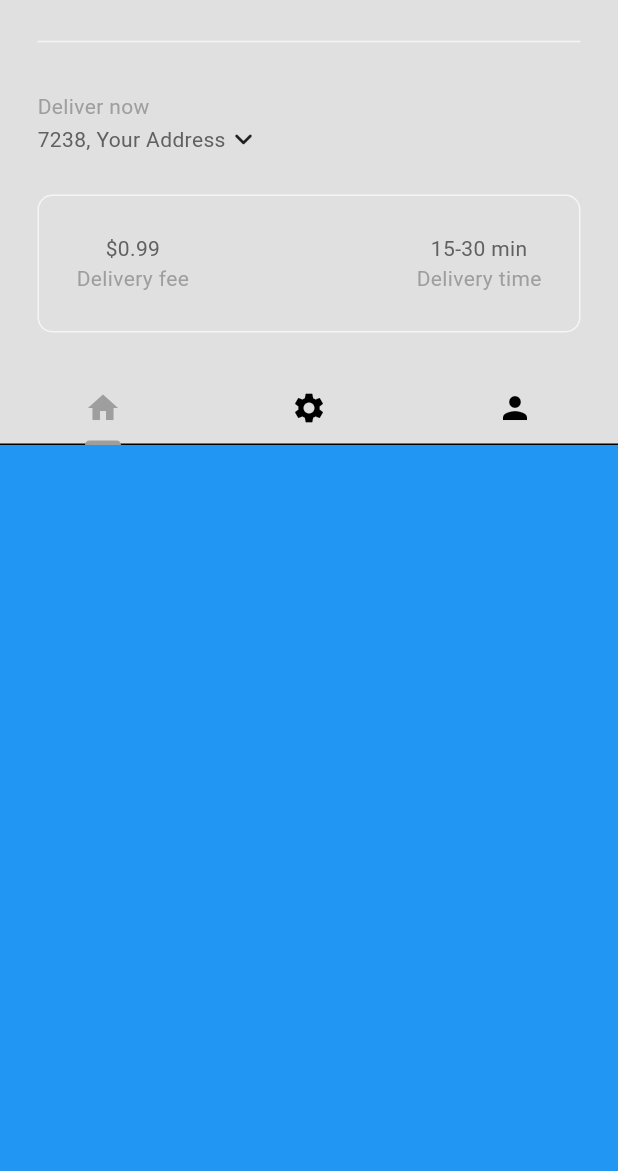
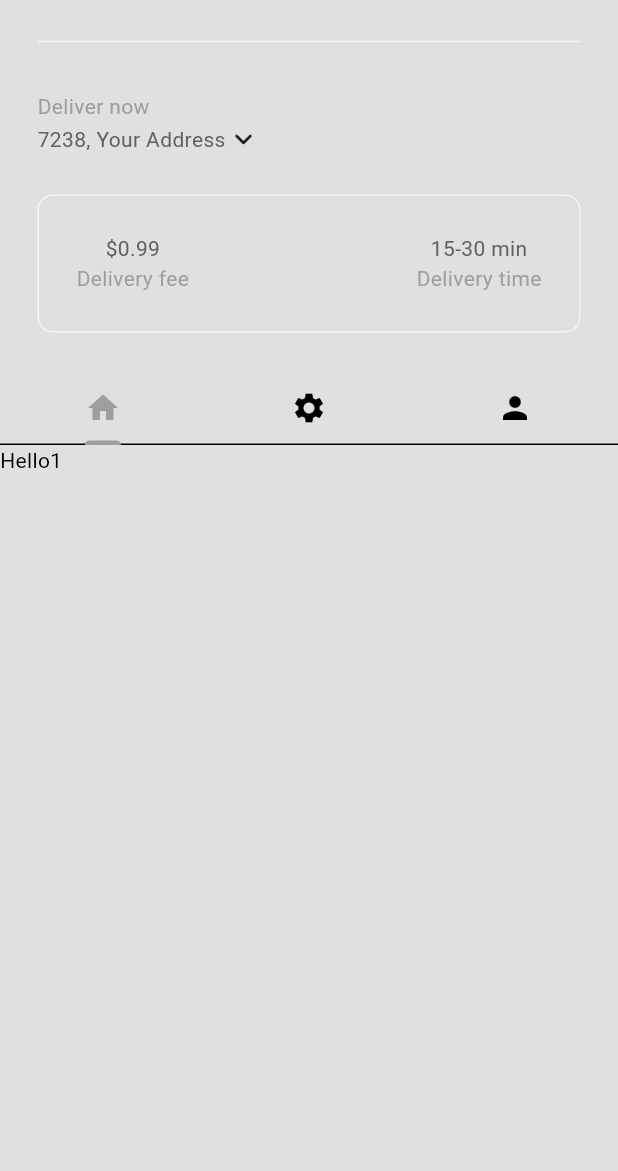
Before and after one commit to muhammed-suhaid/Dine_Direct, a Flutter app: the HomePage screen opened directly, on a phone screen of 412 x 824 dp, the part 65-1236 px from its top. Run offline on Flutter 3.47's test engine with Material 3 defaults, Android fonts, the phone set to English and light mode, and no system bars; our stand-ins replace flutter_riverpod.

Commit message:
Created a tabBarView in the body

```diff
--- a/lib/pages/home_page.dart
+++ b/lib/pages/home_page.dart
@@ -51,8 +51,13 @@ class _HomePageState extends State<HomePage>
             ),
           ),
         ],
-        body: Container(
-          color: Colors.blue,
+        body: TabBarView(
+          controller: _tabController,
+          children: [
+            Text('Hello1'),
+            Text('Hello2'),
+            Text('Hello3'),
+          ],
         ),
       ),
     );
```
